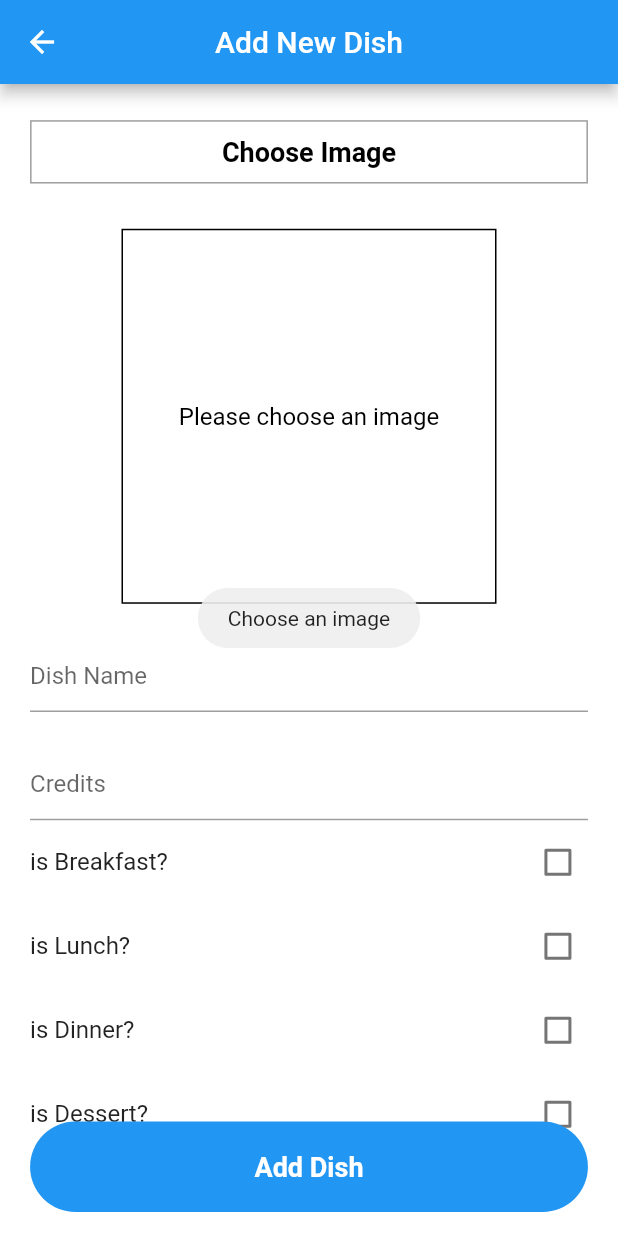
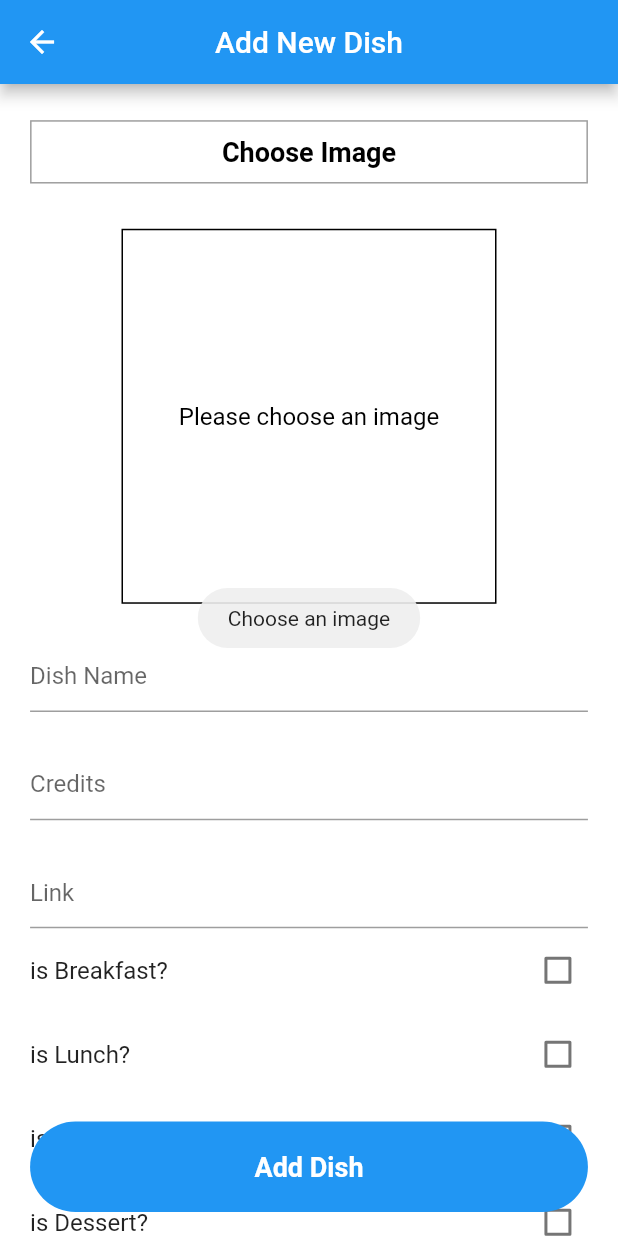
Before and after one commit to maazkhan1998/yuzeadmin, a Flutter app: the AddDish screen opened directly, after a tap on "Add Dish", on a phone screen of 412 x 824 dp. Run offline on Flutter 3.47's test engine with Material 2 defaults, Android fonts, the light colour scheme and no system bars; our stand-ins replace cloud_firestore, firebase_core, firebase_storage, flutter_screenutil, fluttertoast, font_awesome_flutter and 2 more; missing offline and left inert: paginate_firestore; accounts and stored records are empty.

Commit message:
21/2/2021

```diff
--- a/lib/addNewDish.dart
+++ b/lib/addNewDish.dart
@@ -18,6 +18,8 @@ class _AddDishState extends State<AddDish> {
   final picker = ImagePicker();
   TextEditingController nameController = TextEditingController();
   TextEditingController creditController = TextEditingController();
+  TextEditingController linkController = TextEditingController();
+
   bool isLoading = false;
   bool isLunch = false;
   bool isDinner = false;
@@ -130,6 +132,11 @@ class _AddDishState extends State<AddDish> {
                 controller: creditController,
                 decoration: InputDecoration(hintText: 'Credits'),
               ),
+              SizedBox(height: ScreenUtil().setHeight(20)),
+              TextField(
+                controller: linkController,
+                decoration: InputDecoration(hintText: 'Link'),
+              ),
               CheckboxListTile(
                 contentPadding: EdgeInsets.all(0),
                 value: isBreakfast,
@@ -168,9 +175,11 @@ class _AddDishState extends State<AddDish> {
                 if (nameController.text.isEmpty)
                   return Fluttertoast.showToast(
                       msg: 'Add dish name', gravity: ToastGravity.CENTER);
-                if (!isBreakfast && !isLunch && !isDinner && !isDessert)
+                if (linkController.text.isNotEmpty &&
+                    creditController.text.isEmpty)
                   return Fluttertoast.showToast(
-                      msg: 'Select a category', gravity: ToastGravity.CENTER);
+                      msg: 'Add a credit to add a link',
+                      gravity: ToastGravity.CENTER);
                 setState(() => isLoading = true);
                 final String id = DateTime.now().toIso8601String();
                 final ref = await firebasestorage.FirebaseStorage.instance
@@ -190,7 +199,9 @@ class _AddDishState extends State<AddDish> {
                   'isLunch': isLunch,
                   'isDinner': isDinner,
                   'isBreakfast': isBreakfast,
-                  'isDessert': isDessert
+                  'isDessert': isDessert,
+                  'link':
+                      linkController.text.isEmpty ? null : linkController.text
                 });
 
                 Navigator.of(context).pop();
--- a/lib/dish.dart
+++ b/lib/dish.dart
@@ -10,6 +10,7 @@ class Dish {
   bool isDinner;
   bool isBreakfast;
   bool isDessert;
+  String link;
 
   Dish(
       {this.id,
@@ -20,7 +21,8 @@ class Dish {
       this.isBreakfast,
       this.isDessert,
       this.isDinner,
-      this.isLunch});
+      this.isLunch,
+      this.link});
 
   factory Dish.fromDocument(DocumentSnapshot doc) {
     return Dish(
@@ -32,6 +34,8 @@ class Dish {
       isLunch: doc['isLunch'],
       isBreakfast: doc['isBreakfast'],
       isDessert: doc['isDessert'],
-        isDinner: doc['isDinner']);
+      isDinner: doc['isDinner'],
+      link: doc['link'],
+    );
   }
 }
--- a/lib/homeScreen.dart
+++ b/lib/homeScreen.dart
@@ -2,6 +2,7 @@ import 'package:cloud_firestore/cloud_firestore.dart';
 import 'package:flutter/cupertino.dart';
 import 'package:flutter/material.dart';
 import 'package:flutter_screenutil/screenutil.dart';
+import 'package:font_awesome_flutter/font_awesome_flutter.dart';
 import 'package:foodsuggestionadmin/addNewDish.dart';
 import 'package:foodsuggestionadmin/dish.dart';
 import 'package:foodsuggestionadmin/editDishScreen.dart';
--- a/pubspec.yaml
+++ b/pubspec.yaml
@@ -31,6 +31,7 @@ dependencies:
   flutter_screenutil: ^4.0.0
   image_cropper: ^1.3.1
   paginate_firestore: ^0.3.0
+  font_awesome_flutter: ^8.11.0
 
 
   # The following adds the Cupertino Icons font to your application.
```
Also changed, not shown: lib/editDishScreen.dart (+16 -4 lines), pubspec.lock. Lines whose indentation alone changed are shown as unchanged.
